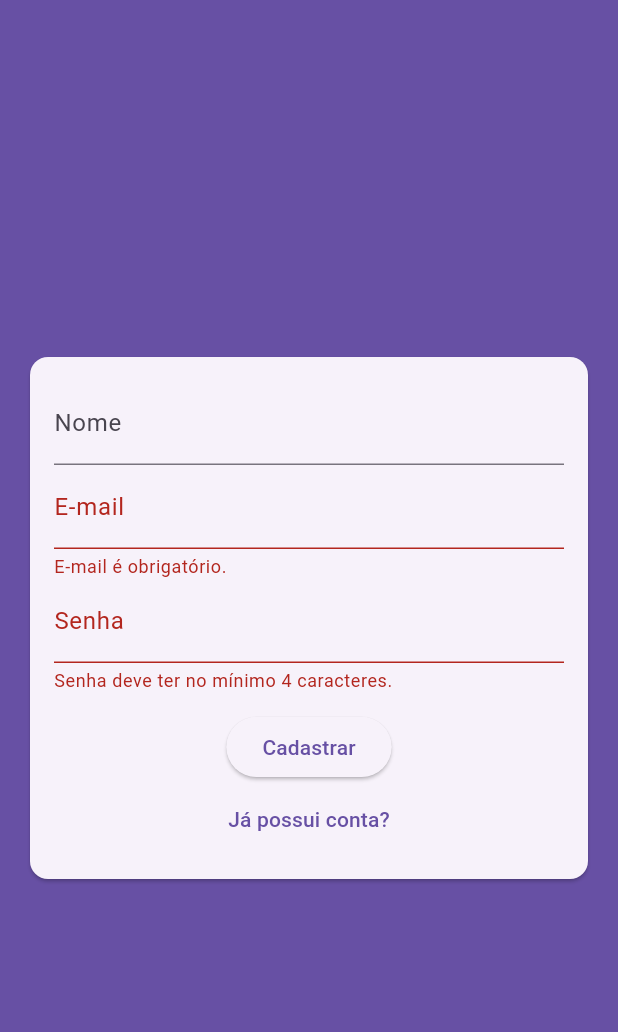
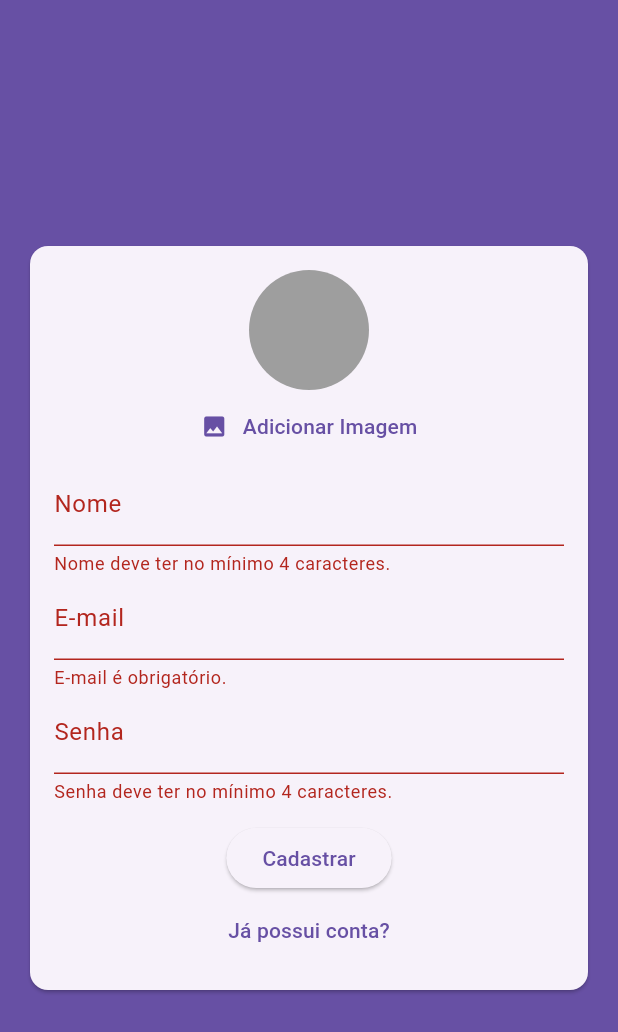
Before and after one commit to minoru-yamanaka/Flutter_App_Tela_Chat_Login, a Flutter app: the screen it shows after launch, after a tap on "Entrar", after a tap on "Criar uma nova conta?", on a phone screen of 412 x 824 dp. Shown: the top 1032 px of the screen. Run offline on Flutter 3.47's test engine with Material 3 defaults, Android fonts, the light colour scheme and no system bars; our stand-ins replace image_picker.

Commit message:
image em cadastro

```diff
--- a/lib/components/auth_form.dart
+++ b/lib/components/auth_form.dart
@@ -1,5 +1,8 @@
 //customizacao dos campos
+import 'dart:io';
+
 import 'package:flutter/material.dart';
+import 'package:flutter_application_app_chat/components/user_image_picker.dart';
 import 'package:flutter_application_app_chat/models/auth_form_data.dart';
 
 class AuthForm extends StatefulWidget {
@@ -15,10 +18,34 @@
   final _formKey = GlobalKey<FormState>(); // acessando dados do formulário
   final _formData = AuthFormData(); // usando a classe que foi criada
 
+  /*
+  Essa Função será chamada quando o usuário escolher uma imagem
+  Ela guardará a imagem dentro do _formData.
+  */
+
+  void _handleImagePick(File image) {
+    _formData.image = image;
+  }
+
+  void _showErro(String msg) {
+    ScaffoldMessenger.of(context).showSnackBar(
+      SnackBar(
+        content: Text(msg),
+        backgroundColor: Theme.of(context).colorScheme.error,
+      ),
+    );
+  }
+
   void _submit() {
     final isValid = _formKey.currentState?.validate() ?? false;
     if (!isValid) return;
     // _formKey.currentState?.validate();
+
+    // esta condição dará erro caso a image, não for selecionada
+    if (_formData.image == null && _formData.isSignup) {
+      return _showErro('Image, não selecionada');
+    }
+
     widget.onSubmit(_formData);
   }
 
@@ -33,6 +60,7 @@
           child: Column(
             children: [
               if (_formData.isSignup)
+                UserImagePicker(onImagePick: _handleImagePick),
               TextFormField(
                 key: const ValueKey('name'),
                 initialValue: _formData.name,
--- a/lib/components/user_image_picker.dart
+++ b/lib/components/user_image_picker.dart
@@ -1,15 +1,62 @@
+import 'dart:io';
+import 'dart:ui';
+
 import 'package:flutter/material.dart';
+import 'package:image_picker/image_picker.dart';
 
-class MyWidget extends StatefulWidget {
-  const MyWidget({super.key});
+class UserImagePicker extends StatefulWidget {
+  final void Function(File image) onImagePick;
+
+  const UserImagePicker({super.key, required this.onImagePick});
 
   @override
-  State<MyWidget> createState() => _MyWidgetState();
+  State<UserImagePicker> createState() => _UserImagePicker();
 }
 
-class _MyWidgetState extends State<MyWidget> {
+class _UserImagePicker extends State<UserImagePicker> {
+  File? _image;
+
+  Future<void> _pickImage() async {
+    final picker = ImagePicker();
+    final pickedImage = await picker.pickImage(
+      source: ImageSource.gallery,
+      imageQuality: 50,
+      maxWidth: 150,
+    );
+    if (pickedImage != null) {
+      setState(() {
+        _image = File(pickedImage.path);
+      });
+      widget.onImagePick(_image!);
+    }
+  }
+
+  /*
+  ImagePicker() cria o objeto responsável por abrir a galeria
+  pickImage() abre a galeria e guarda o usuario escolher a imagem
+  */
+
   @override
   Widget build(BuildContext context) {
-    return const Placeholder();
+    return Column(
+      children: [
+        CircleAvatar(
+          radius: 40,
+          backgroundColor: Colors.grey,
+          backgroundImage: _image != null ? FileImage(_image!) : null,
+        ),
+        TextButton(
+          onPressed: _pickImage,
+          child: const Row(
+            mainAxisAlignment: MainAxisAlignment.center,
+            children: [
+              Icon(Icons.image),
+              SizedBox(width: 10),
+              Text('Adicionar Imagem'),
+            ],
+          ),
+        ),
+      ],
+    );
   }
 }
```
Lines whose indentation alone changed are shown as unchanged.
